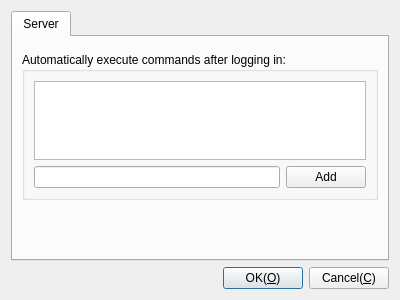
Above: Plugins/SSH/DlgSettingsSSH.ui from KangLin/RabbitRemoteControl before the change. Below: the same form after it.
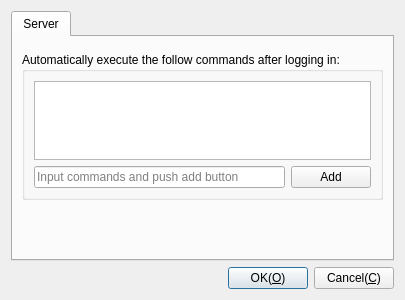
That is the form after the change. Custom widgets are drawn as their Qt base class.

Diff of the .ui file:
```diff
--- a/Plugins/SSH/DlgSettingsSSH.ui
+++ b/Plugins/SSH/DlgSettingsSSH.ui
@@ -6,7 +6,7 @@
    <rect>
     <x>0</x>
     <y>0</y>
-    <width>400</width>
+    <width>405</width>
     <height>300</height>
    </rect>
   </property>
@@ -61,7 +61,7 @@
        <item row="1" column="0">
         <widget class="QGroupBox" name="groupBox">
          <property name="title">
-          <string>Automatically execute commands after logging in:</string>
+          <string>Automatically execute the follow commands after logging in:</string>
          </property>
          <layout class="QGridLayout" name="gridLayout_3">
           <item row="0" column="0">
@@ -74,7 +74,11 @@
           <item row="1" column="0">
            <layout class="QHBoxLayout" name="horizontalLayout_4">
             <item>
-             <widget class="QLineEdit" name="leCommand"/>
+             <widget class="QLineEdit" name="leCommand">
+              <property name="placeholderText">
+               <string>Input commands and push add button</string>
+              </property>
+             </widget>
             </item>
             <item>
              <widget class="QPushButton" name="pbAddCommand">
```
